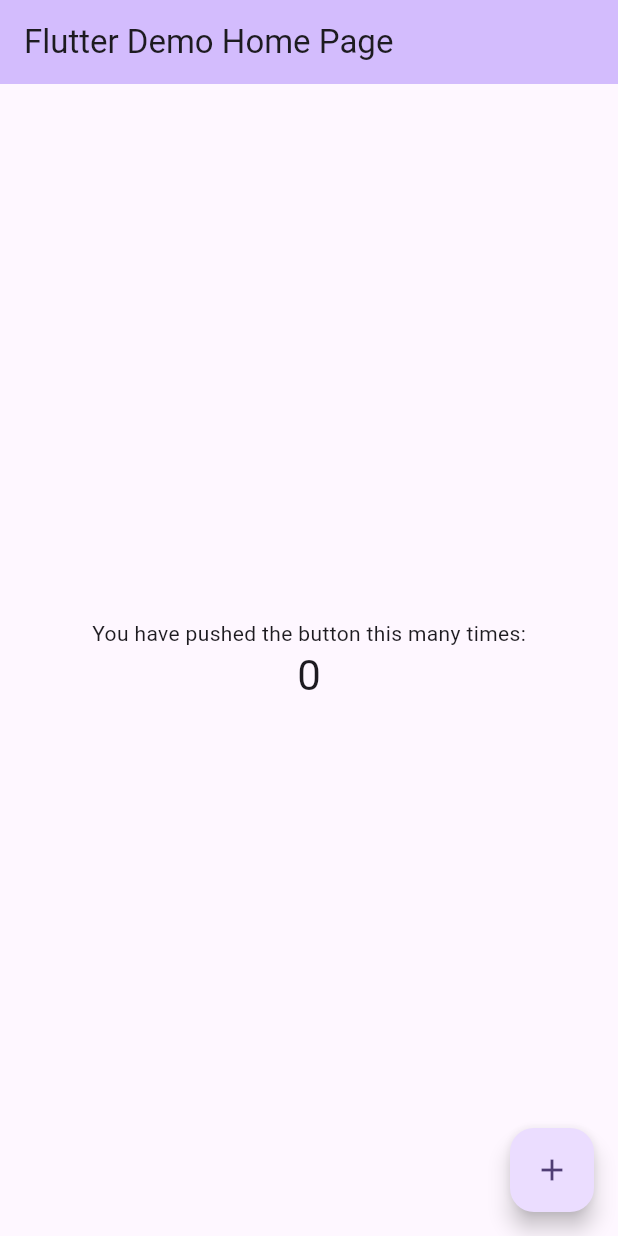
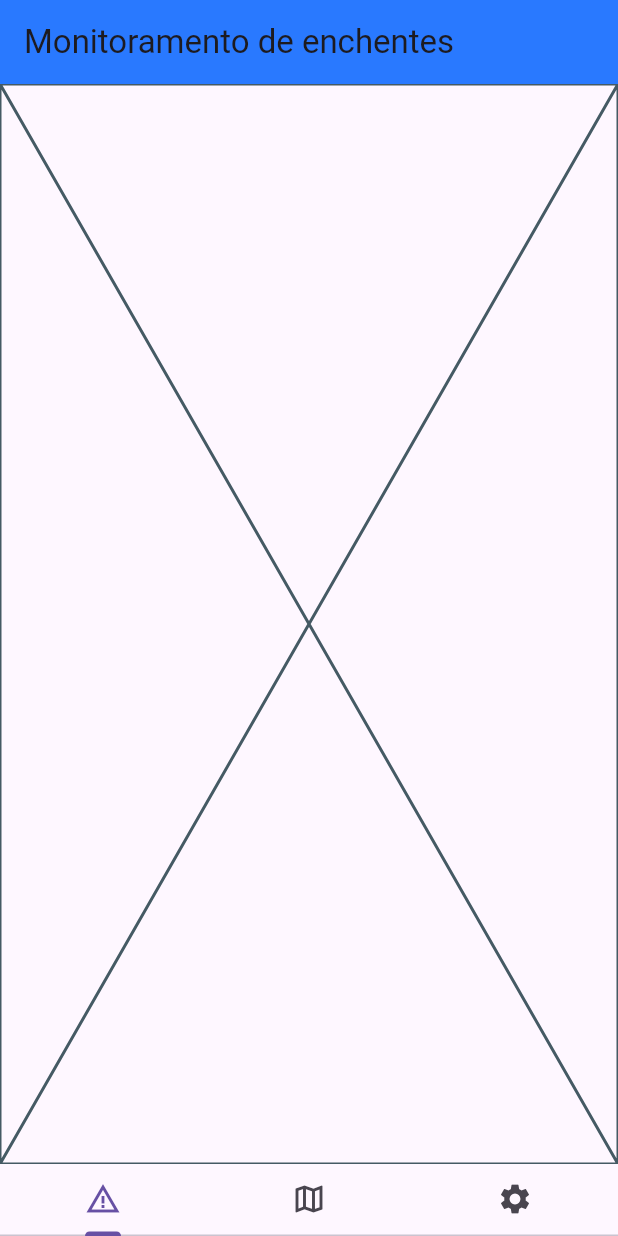
Before and after one commit to KaueSanchesG/firebase_notify_app, a Flutter app: the screen it shows after launch, on a phone screen of 412 x 824 dp. Run offline on Flutter 3.47's test engine with Material 3 defaults, Android fonts, the phone set to English and light mode, and no system bars.

Commit message:
feat: implementating home with bottom tab navigation

```diff
--- a/lib/main.dart
+++ b/lib/main.dart
@@ -1,3 +1,4 @@
+import 'package:firebase_notify_app/ui/home/home_page.dart';
 import 'package:flutter/material.dart';
 
 void main() {
@@ -7,116 +8,8 @@ void main() {
 class MyApp extends StatelessWidget {
   const MyApp({super.key});
 
-  // This widget is the root of your application.
   @override
   Widget build(BuildContext context) {
-    return MaterialApp(
-      title: 'Flutter Demo',
-      theme: ThemeData(
-        // This is the theme of your application.
-        //
-        // TRY THIS: Try running your application with "flutter run". You'll see
-        // the application has a purple toolbar. Then, without quitting the app,
-        // try changing the seedColor in the colorScheme below to Colors.green
-        // and then invoke "hot reload" (save your changes or press the "hot
-        // reload" button in a Flutter-supported IDE, or press "r" if you used
-        // the command line to start the app).
-        //
-        // Notice that the counter didn't reset back to zero; the application
-        // state is not lost during the reload. To reset the state, use hot
-        // restart instead.
-        //
-        // This works for code too, not just values: Most code changes can be
-        // tested with just a hot reload.
-        colorScheme: .fromSeed(seedColor: Colors.deepPurple),
-      ),
-      home: const MyHomePage(title: 'Flutter Demo Home Page'),
-    );
+    return MaterialApp(home: Home());
   }
 }
-
-class MyHomePage extends StatefulWidget {
-  const MyHomePage({super.key, required this.title});
-
-  // This widget is the home page of your application. It is stateful, meaning
-  // that it has a State object (defined below) that contains fields that affect
-  // how it looks.
-
-  // This class is the configuration for the state. It holds the values (in this
-  // case the title) provided by the parent (in this case the App widget) and
-  // used by the build method of the State. Fields in a Widget subclass are
-  // always marked "final".
-
-  final String title;
-
-  @override
-  State<MyHomePage> createState() => _MyHomePageState();
-}
-
-class _MyHomePageState extends State<MyHomePage> {
-  int _counter = 0;
-
-  void _incrementCounter() {
-    setState(() {
-      // This call to setState tells the Flutter framework that something has
-      // changed in this State, which causes it to rerun the build method below
-      // so that the display can reflect the updated values. If we changed
-      // _counter without calling setState(), then the build method would not be
-      // called again, and so nothing would appear to happen.
-      _counter++;
-    });
-  }
-
-  @override
-  Widget build(BuildContext context) {
-    // This method is rerun every time setState is called, for instance as done
-    // by the _incrementCounter method above.
-    //
-    // The Flutter framework has been optimized to make rerunning build methods
-    // fast, so that you can just rebuild anything that needs updating rather
-    // than having to individually change instances of widgets.
-    return Scaffold(
-      appBar: AppBar(
-        // TRY THIS: Try changing the color here to a specific color (to
-        // Colors.amber, perhaps?) and trigger a hot reload to see the AppBar
-        // change color while the other colors stay the same.
-        backgroundColor: Theme.of(context).colorScheme.inversePrimary,
-        // Here we take the value from the MyHomePage object that was created by
-        // the App.build method, and use it to set our appbar title.
-        title: Text(widget.title),
-      ),
-      body: Center(
-        // Center is a layout widget. It takes a single child and positions it
-        // in the middle of the parent.
-        child: Column(
-          // Column is also a layout widget. It takes a list of children and
-          // arranges them vertically. By default, it sizes itself to fit its
-          // children horizontally, and tries to be as tall as its parent.
-          //
-          // Column has various properties to control how it sizes itself and
-          // how it positions its children. Here we use mainAxisAlignment to
-          // center the children vertically; the main axis here is the vertical
-          // axis because Columns are vertical (the cross axis would be
-          // horizontal).
-          //
-          // TRY THIS: Invoke "debug painting" (choose the "Toggle Debug Paint"
-          // action in the IDE, or press "p" in the console), to see the
-          // wireframe for each widget.
-          mainAxisAlignment: .center,
-          children: [
-            const Text('You have pushed the button this many times:'),
-            Text(
-              '$_counter',
-              style: Theme.of(context).textTheme.headlineMedium,
-            ),
-          ],
-        ),
-      ),
-      floatingActionButton: FloatingActionButton(
-        onPressed: _incrementCounter,
-        tooltip: 'Increment',
-        child: const Icon(Icons.add),
-      ),
-    );
-  }
-}
--- /dev/null
+++ b/lib/ui/home/home_page.dart
@@ -0,0 +1,32 @@
+import 'package:flutter/material.dart';
+
+class Home extends StatelessWidget {
+  const Home({super.key});
+
+  @override
+  Widget build(BuildContext context) {
+    return DefaultTabController(
+      length: 3,
+      child: Scaffold(
+        appBar: AppBar(
+          backgroundColor: Colors.blueAccent.shade400,
+          title: const Text('Monitoramento de enchentes'),
+        ),
+        bottomNavigationBar: const TabBar(
+          tabs: [
+            Tab(icon: Icon(Icons.warning_amber)),
+            Tab(icon: Icon(Icons.map_outlined)),
+            Tab(icon: Icon(Icons.settings)),
+          ],
+        ),
+        body: const TabBarView(
+          children: [
+            Placeholder(),
+            Text('Mapa em construção'),
+            Text('Configuração em construção'),
+          ],
+        ),
+      ),
+    );
+  }
+}
```
Also changed, not shown: pubspec.lock, 1 other file.
